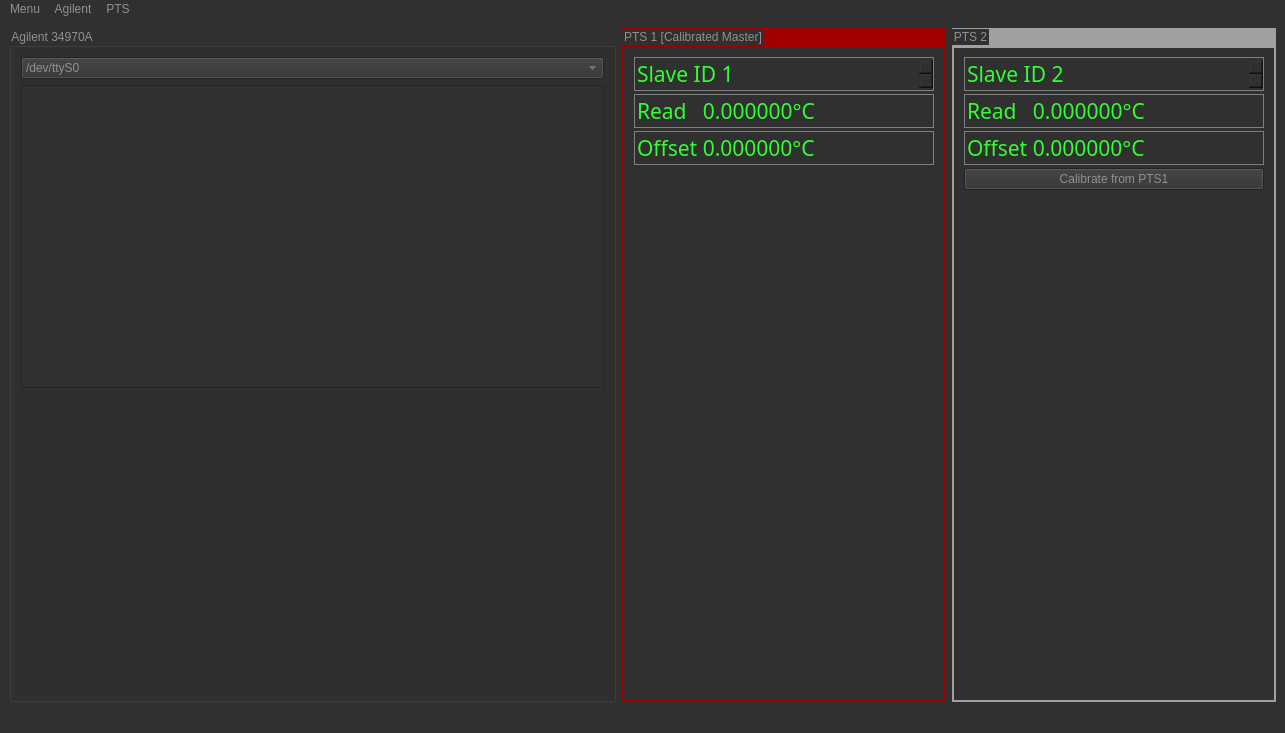
First picture: the form in src/mainwindow.ui, repository sme-gmbh/openffucontrol-calibration, before the edit.
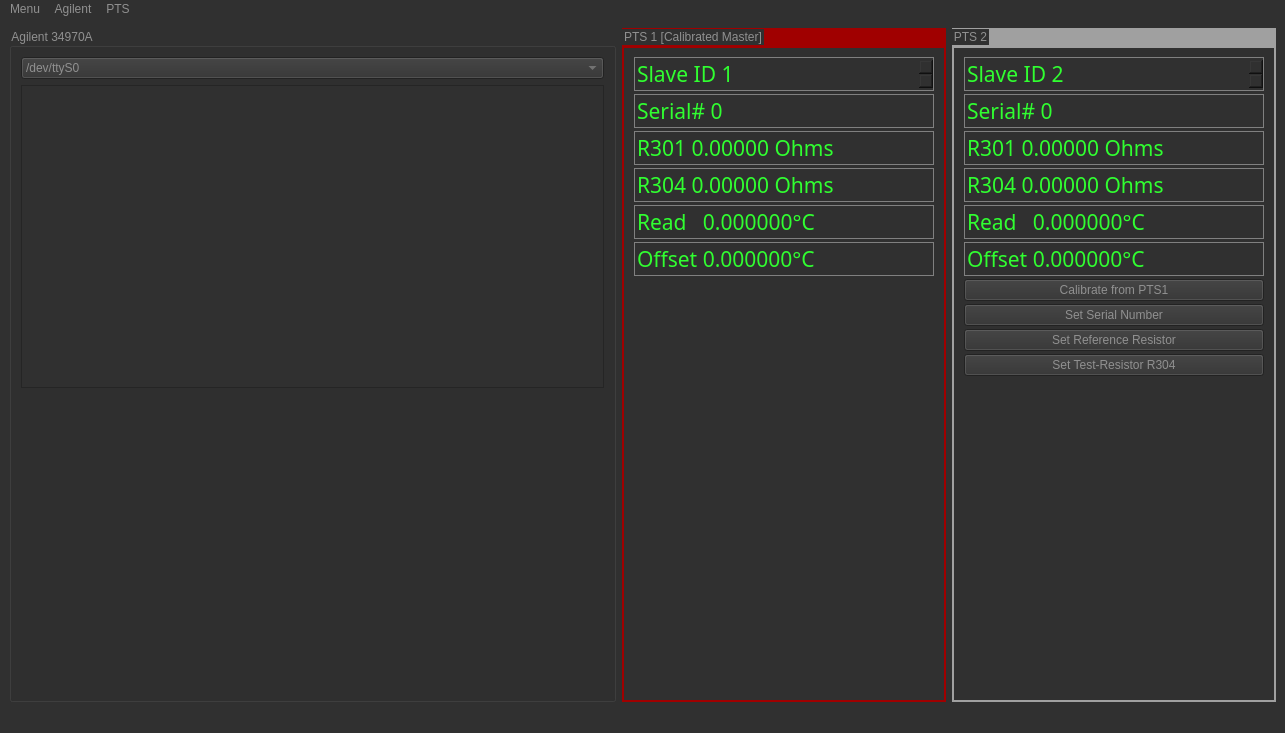
Second picture: the form after the edit.

Commit message: Added more functionality for calibration (Setting of Serial number, Resistors...).

What changed in the file:
```diff
--- a/src/mainwindow.ui
+++ b/src/mainwindow.ui
@@ -158,6 +158,249 @@
          </property>
         </widget>
        </item>
+       <item>
+        <widget class="QDoubleSpinBox" name="doubleSpinBox_PTS1_serialNumber">
+         <property name="sizePolicy">
+          <sizepolicy hsizetype="Fixed" vsizetype="Fixed">
+           <horstretch>0</horstretch>
+           <verstretch>0</verstretch>
+          </sizepolicy>
+         </property>
+         <property name="minimumSize">
+          <size>
+           <width>300</width>
+           <height>0</height>
+          </size>
+         </property>
+         <property name="maximumSize">
+          <size>
+           <width>300</width>
+           <height>16777215</height>
+          </size>
+         </property>
+         <property name="font">
+          <font>
+           <family>UM Typewriter</family>
+           <pointsize>16</pointsize>
+           <weight>50</weight>
+           <bold>false</bold>
+          </font>
+         </property>
+         <property name="focusPolicy">
+          <enum>Qt::NoFocus</enum>
+         </property>
+         <property name="contextMenuPolicy">
+          <enum>Qt::NoContextMenu</enum>
+         </property>
+         <property name="styleSheet">
+          <string notr="true">color:#30FF30;
+background-color:#303030;
+selection-color:#30FF30;
+selection-background-color:transparent;
+border:1px solid grey;
+padding:0;
+padding-right:32px;</string>
+         </property>
+         <property name="inputMethodHints">
+          <set>Qt::ImhFormattedNumbersOnly</set>
+         </property>
+         <property name="frame">
+          <bool>true</bool>
+         </property>
+         <property name="alignment">
+          <set>Qt::AlignBottom|Qt::AlignLeading|Qt::AlignLeft</set>
+         </property>
+         <property name="readOnly">
+          <bool>true</bool>
+         </property>
+         <property name="buttonSymbols">
+          <enum>QAbstractSpinBox::NoButtons</enum>
+         </property>
+         <property name="showGroupSeparator" stdset="0">
+          <bool>false</bool>
+         </property>
+         <property name="prefix">
+          <string>Serial# </string>
+         </property>
+         <property name="suffix">
+          <string/>
+         </property>
+         <property name="decimals">
+          <number>0</number>
+         </property>
+         <property name="minimum">
+          <double>0.000000000000000</double>
+         </property>
+         <property name="maximum">
+          <double>1000000000.000000000000000</double>
+         </property>
+         <property name="value">
+          <double>0.000000000000000</double>
+         </property>
+        </widget>
+       </item>
+       <item>
+        <widget class="QDoubleSpinBox" name="doubleSpinBox_PTS1_ResistorReference">
+         <property name="sizePolicy">
+          <sizepolicy hsizetype="Fixed" vsizetype="Fixed">
+           <horstretch>0</horstretch>
+           <verstretch>0</verstretch>
+          </sizepolicy>
+         </property>
+         <property name="minimumSize">
+          <size>
+           <width>300</width>
+           <height>0</height>
+          </size>
+         </property>
+         <property name="maximumSize">
+          <size>
+           <width>300</width>
+           <height>16777215</height>
+          </size>
+         </property>
+         <property name="font">
+          <font>
+           <family>UM Typewriter</family>
+           <pointsize>16</pointsize>
+           <weight>50</weight>
+           <bold>false</bold>
+          </font>
+         </property>
+         <property name="focusPolicy">
+          <enum>Qt::NoFocus</enum>
+         </property>
+         <property name="contextMenuPolicy">
+          <enum>Qt::NoContextMenu</enum>
+         </property>
+         <property name="styleSheet">
+          <string notr="true">color:#30FF30;
+background-color:#303030;
+selection-color:#30FF30;
+selection-background-color:transparent;
+border:1px solid grey;
+padding:0;
+padding-right:32px;</string>
+         </property>
+         <property name="inputMethodHints">
+          <set>Qt::ImhFormattedNumbersOnly</set>
+         </property>
+         <property name="frame">
+          <bool>true</bool>
+         </property>
+         <property name="alignment">
+          <set>Qt::AlignBottom|Qt::AlignLeading|Qt::AlignLeft</set>
+         </property>
+         <property name="readOnly">
+          <bool>false</bool>
+         </property>
+         <property name="buttonSymbols">
+          <enum>QAbstractSpinBox::NoButtons</enum>
+         </property>
+         <property name="showGroupSeparator" stdset="0">
+          <bool>false</bool>
+         </property>
+         <property name="prefix">
+          <string>R301 </string>
+         </property>
+         <property name="suffix">
+          <string> Ohms</string>
+         </property>
+         <property name="decimals">
+          <number>5</number>
+         </property>
+         <property name="minimum">
+          <double>0.000000000000000</double>
+         </property>
+         <property name="maximum">
+          <double>10000.000000000000000</double>
+         </property>
+         <property name="value">
+          <double>0.000000000000000</double>
+         </property>
+        </widget>
+       </item>
+       <item>
+        <widget class="QDoubleSpinBox" name="doubleSpinBox_PTS1_ResistorR304">
+         <property name="sizePolicy">
+          <sizepolicy hsizetype="Fixed" vsizetype="Fixed">
+           <horstretch>0</horstretch>
+           <verstretch>0</verstretch>
+          </sizepolicy>
+         </property>
+         <property name="minimumSize">
+          <size>
+           <width>300</width>
+           <height>0</height>
+          </size>
+         </property>
+         <property name="maximumSize">
+          <size>
+           <width>300</width>
+           <height>16777215</height>
+          </size>
+         </property>
+         <property name="font">
+          <font>
+           <family>UM Typewriter</family>
+           <pointsize>16</pointsize>
+           <weight>50</weight>
+           <bold>false</bold>
+          </font>
+         </property>
+         <property name="focusPolicy">
+          <enum>Qt::NoFocus</enum>
+         </property>
+         <property name="contextMenuPolicy">
+          <enum>Qt::NoContextMenu</enum>
+         </property>
+         <property name="styleSheet">
+          <string notr="true">color:#30FF30;
+background-color:#303030;
+selection-color:#30FF30;
+selection-background-color:transparent;
+border:1px solid grey;
+padding:0;
+padding-right:32px;</string>
+         </property>
+         <property name="inputMethodHints">
+          <set>Qt::ImhFormattedNumbersOnly</set>
+         </property>
+         <property name="frame">
+          <bool>true</bool>
+         </property>
+         <property name="alignment">
+          <set>Qt::AlignBottom|Qt::AlignLeading|Qt::AlignLeft</set>
+         </property>
+         <property name="readOnly">
+          <bool>false</bool>
+         </property>
+         <property name="buttonSymbols">
+          <enum>QAbstractSpinBox::NoButtons</enum>
+         </property>
+         <property name="showGroupSeparator" stdset="0">
+          <bool>false</bool>
+         </property>
+         <property name="prefix">
+          <string>R304 </string>
+         </property>
+         <property name="suffix">
+          <string> Ohms</string>
+         </property>
+         <property name="decimals">
+          <number>5</number>
+         </property>
+         <property name="minimum">
+          <double>0.000000000000000</double>
+         </property>
+         <property name="maximum">
+          <double>10000.000000000000000</double>
+         </property>
+         <property name="value">
+          <double>0.000000000000000</double>
+         </property>
+        </widget>
+       </item>
        <item>
         <widget class="QDoubleSpinBox" name="doubleSpinBox_PTS1_temp">
          <property name="sizePolicy">
@@ -417,6 +660,249 @@
          </property>
         </widget>
        </item>
+       <item>
+        <widget class="QDoubleSpinBox" name="doubleSpinBox_PTS2_serialNumber">
+         <property name="sizePolicy">
+          <sizepolicy hsizetype="Fixed" vsizetype="Fixed">
+           <horstretch>0</horstretch>
+           <verstretch>0</verstretch>
+          </sizepolicy>
+         </property>
+         <property name="minimumSize">
+          <size>
+           <width>300</width>
+           <height>0</height>
+          </size>
+         </property>
+         <property name="maximumSize">
+          <size>
+           <width>300</width>
+           <height>16777215</height>
+          </size>
+         </property>
+         <property name="font">
+          <font>
+           <family>UM Typewriter</family>
+           <pointsize>16</pointsize>
+           <weight>50</weight>
+           <bold>false</bold>
+          </font>
+         </property>
+         <property name="focusPolicy">
+          <enum>Qt::NoFocus</enum>
+         </property>
+         <property name="contextMenuPolicy">
+          <enum>Qt::NoContextMenu</enum>
+         </property>
+         <property name="styleSheet">
+          <string notr="true">color:#30FF30;
+background-color:#303030;
+selection-color:#30FF30;
+selection-background-color:transparent;
+border:1px solid grey;
+padding:0;
+padding-right:32px;</string>
+         </property>
+         <property name="inputMethodHints">
+          <set>Qt::ImhFormattedNumbersOnly</set>
+         </property>
+         <property name="frame">
+          <bool>true</bool>
+         </property>
+         <property name="alignment">
+          <set>Qt::AlignBottom|Qt::AlignLeading|Qt::AlignLeft</set>
+         </property>
+         <property name="readOnly">
+          <bool>false</bool>
+         </property>
+         <property name="buttonSymbols">
+          <enum>QAbstractSpinBox::NoButtons</enum>
+         </property>
+         <property name="showGroupSeparator" stdset="0">
+          <bool>false</bool>
+         </property>
+         <property name="prefix">
+          <string>Serial# </string>
+         </property>
+         <property name="suffix">
+          <string/>
+         </property>
+         <property name="decimals">
+          <number>0</number>
+         </property>
+         <property name="minimum">
+          <double>0.000000000000000</double>
+         </property>
+         <property name="maximum">
+          <double>1000000000.000000000000000</double>
+         </property>
+         <property name="value">
+          <double>0.000000000000000</double>
+         </property>
+        </widget>
+       </item>
+       <item>
+        <widget class="QDoubleSpinBox" name="doubleSpinBox_PTS2_ResistorReference">
+         <property name="sizePolicy">
+          <sizepolicy hsizetype="Fixed" vsizetype="Fixed">
+           <horstretch>0</horstretch>
+           <verstretch>0</verstretch>
+          </sizepolicy>
+         </property>
+         <property name="minimumSize">
+          <size>
+           <width>300</width>
+           <height>0</height>
+          </size>
+         </property>
+         <property name="maximumSize">
+          <size>
+           <width>300</width>
+           <height>16777215</height>
+          </size>
+         </property>
+         <property name="font">
+          <font>
+           <family>UM Typewriter</family>
+           <pointsize>16</pointsize>
+           <weight>50</weight>
+           <bold>false</bold>
+          </font>
+         </property>
+         <property name="focusPolicy">
+          <enum>Qt::NoFocus</enum>
+         </property>
+         <property name="contextMenuPolicy">
+          <enum>Qt::NoContextMenu</enum>
+         </property>
+         <property name="styleSheet">
+          <string notr="true">color:#30FF30;
+background-color:#303030;
+selection-color:#30FF30;
+selection-background-color:transparent;
+border:1px solid grey;
+padding:0;
+padding-right:32px;</string>
+         </property>
+         <property name="inputMethodHints">
+          <set>Qt::ImhFormattedNumbersOnly</set>
+         </property>
+         <property name="frame">
+          <bool>true</bool>
+         </property>
+         <property name="alignment">
+          <set>Qt::AlignBottom|Qt::AlignLeading|Qt::AlignLeft</set>
+         </property>
+         <property name="readOnly">
+          <bool>false</bool>
+         </property>
+         <property name="buttonSymbols">
+          <enum>QAbstractSpinBox::NoButtons</enum>
+         </property>
+         <property name="showGroupSeparator" stdset="0">
+          <bool>false</bool>
+         </property>
+         <property name="prefix">
+          <string>R301 </string>
+         </property>
+         <property name="suffix">
+          <string> Ohms</string>
+         </property>
+         <property name="decimals">
+          <number>5</number>
+         </property>
+         <property name="minimum">
+          <double>0.000000000000000</double>
+         </property>
+         <property name="maximum">
+          <double>10000.000000000000000</double>
+         </property>
+         <property name="value">
+          <double>0.000000000000000</double>
+         </property>
+        </widget>
+       </item>
+       <item>
+        <widget class="QDoubleSpinBox" name="doubleSpinBox_PTS2_ResistorR304">
+         <property name="sizePolicy">
+          <sizepolicy hsizetype="Fixed" vsizetype="Fixed">
+           <horstretch>0</horstretch>
+           <verstretch>0</verstretch>
+          </sizepolicy>
+         </property>
+         <property name="minimumSize">
+          <size>
+           <width>300</width>
+           <height>0</height>
+          </size>
+         </property>
+         <property name="maximumSize">
+          <size>
+           <width>300</width>
+           <height>16777215</height>
+          </size>
+         </property>
+         <property name="font">
+          <font>
+           <family>UM Typewriter</family>
+           <pointsize>16</pointsize>
+           <weight>50</weight>
+           <bold>false</bold>
+          </font>
+         </property>
+         <property name="focusPolicy">
+          <enum>Qt::NoFocus</enum>
+         </property>
+         <property name="contextMenuPolicy">
+          <enum>Qt::NoContextMenu</enum>
+         </property>
+         <property name="styleSheet">
+          <string notr="true">color:#30FF30;
+background-color:#303030;
+selection-color:#30FF30;
+selection-background-color:transparent;
+border:1px solid grey;
+padding:0;
+padding-right:32px;</string>
+         </property>
+         <property name="inputMethodHints">
+          <set>Qt::ImhFormattedNumbersOnly</set>
+         </property>
+         <property name="frame">
+          <bool>true</bool>
+         </property>
+         <property name="alignment">
+          <set>Qt::AlignBottom|Qt::AlignLeading|Qt::AlignLeft</set>
+         </property>
+         <property name="readOnly">
+          <bool>false</bool>
+         </property>
+         <property name="buttonSymbols">
+          <enum>QAbstractSpinBox::NoButtons</enum>
+         </property>
+         <property name="showGroupSeparator" stdset="0">
+          <bool>false</bool>
+         </property>
+         <property name="prefix">
+          <string>R304 </string>
+         </property>
+         <property name="suffix">
+          <string> Ohms</string>
+         </property>
+         <property name="decimals">
+          <number>5</number>
+         </property>
+         <property name="minimum">
+          <double>0.000000000000000</double>
+         </property>
+         <property name="maximum">
+          <double>10000.000000000000000</double>
+         </property>
+         <property name="value">
+          <double>0.000000000000000</double>
+         </property>
+        </widget>
+       </item>
        <item>
         <widget class="QDoubleSpinBox" name="doubleSpinBox_PTS2_temp">
          <property name="sizePolicy">
@@ -571,6 +1057,36 @@
          </property>
         </widget>
        </item>
+       <item>
+        <widget class="QPushButton" name="pushButton_PTS2_setSerialNumber">
+         <property name="text">
+          <string>Set Serial Number</string>
+         </property>
+         <property name="flat">
+          <bool>false</bool>
+         </property>
+        </widget>
+       </item>
+       <item>
+        <widget class="QPushButton" name="pushButton_PTS2_setReference">
+         <property name="text">
+          <string>Set Reference Resistor</string>
+         </property>
+         <property name="flat">
+          <bool>false</bool>
+         </property>
+        </widget>
+       </item>
+       <item>
+        <widget class="QPushButton" name="pushButton_PTS2_setTestResistorR304">
+         <property name="text">
+          <string>Set Test-Resistor R304</string>
+         </property>
+         <property name="flat">
+          <bool>false</bool>
+         </property>
+        </widget>
+       </item>
        <item>
         <spacer name="verticalSpacer_3">
          <property name="styleSheet">
```
The commit also changes 4 other files.
